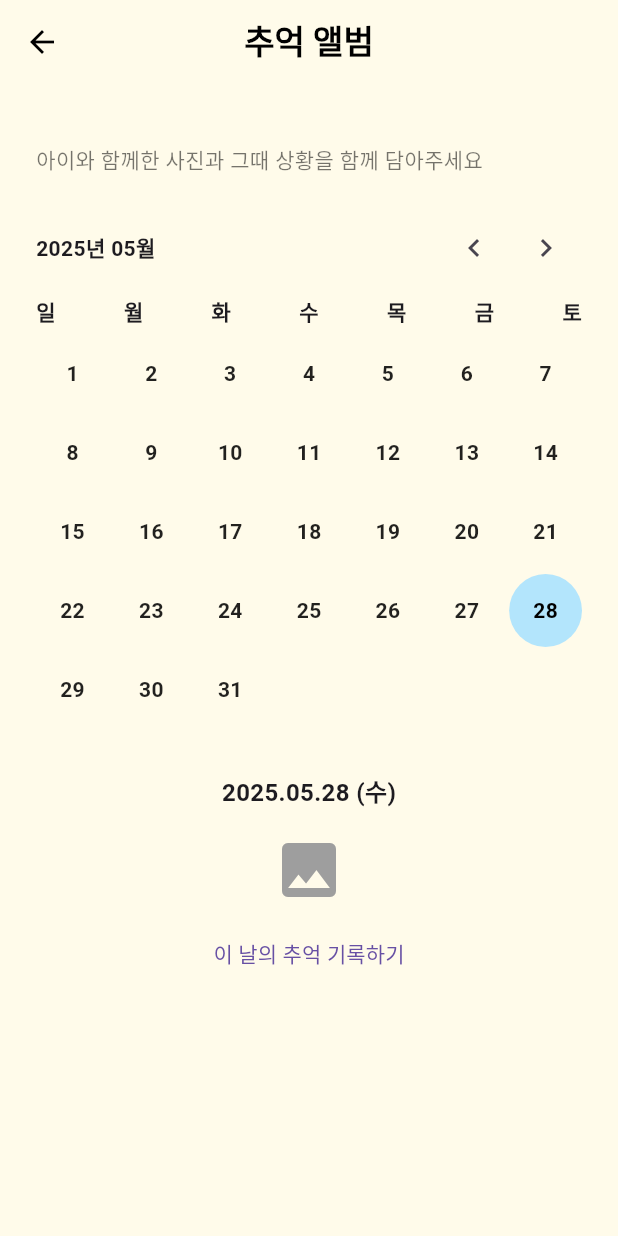
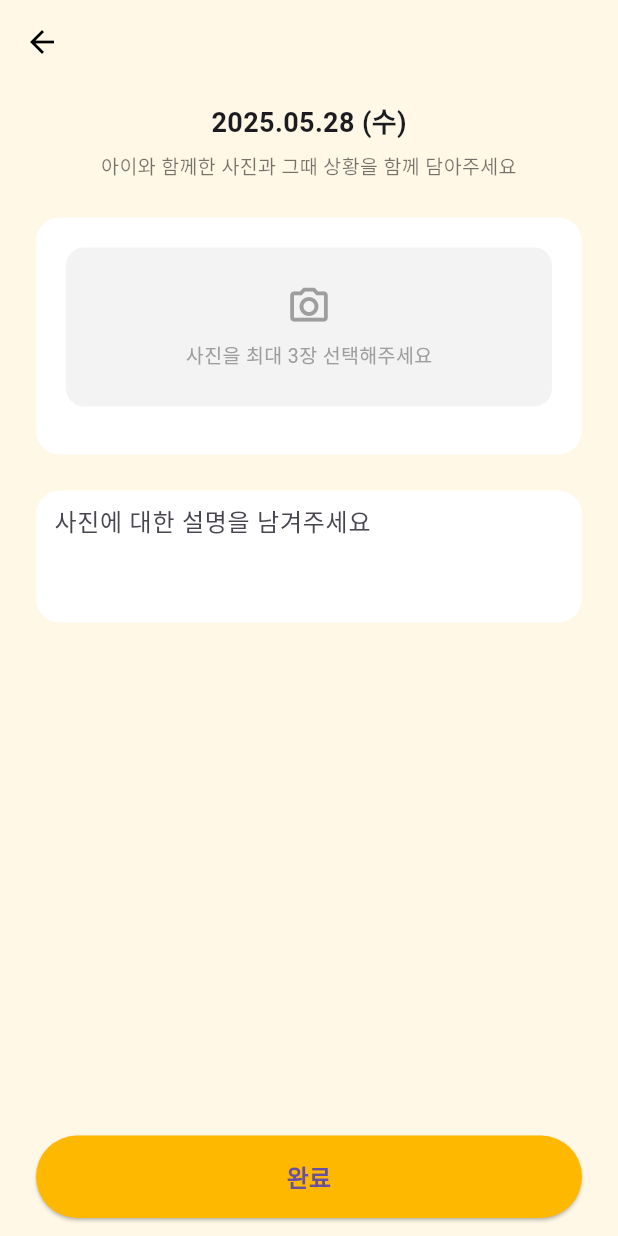
Before and after one commit to kimgundo-Dot/-, a Flutter app: the MemoryAlbumScreen screen opened directly, after a tap on "이 날의 추억 기록하기", on a phone screen of 412 x 824 dp. Run offline on Flutter 3.47's test engine with Material 3 defaults, Android fonts, the phone set to English and light mode, and no system bars; our stand-ins replace image_picker.

Commit message:
망했다

```diff
--- a/lib/child_info_screen.dart
+++ b/lib/child_info_screen.dart
@@ -143,7 +143,7 @@ class _ChildInfoScreenState extends State<ChildInfoScreen> {
                   onPressed: () {
                     Navigator.pushReplacement(
                       context,
-                      MaterialPageRoute(builder: (context) => const MainScreen()),
+                      MaterialPageRoute(builder: (context) => MainScreen()), // const 붙여도 OK면 붙이고
                     );
                   },
                   style: ElevatedButton.styleFrom(
--- /dev/null
+++ b/lib/memory_add_screen.dart
@@ -0,0 +1,200 @@
+import 'dart:io';
+import 'package:flutter/material.dart';
+import 'package:image_picker/image_picker.dart';
+
+class MemoryAddScreen extends StatefulWidget {
+  final DateTime selectedDate;
+
+  const MemoryAddScreen({super.key, required this.selectedDate});
+
+  @override
+  State<MemoryAddScreen> createState() => _MemoryAddScreenState();
+}
+
+class _MemoryAddScreenState extends State<MemoryAddScreen> {
+  final ImagePicker _picker = ImagePicker();
+  List<XFile> _images = [];
+  final TextEditingController _descriptionController = TextEditingController();
+
+  Future<void> _pickImages() async {
+    if (_images.length >= 3) return;
+
+    final picked = await _picker.pickMultiImage();
+    if (picked.isNotEmpty) {
+      setState(() {
+        _images.addAll(picked.take(3 - _images.length));
+      });
+    }
+  }
+
+  void _removeImage(int index) {
+    setState(() {
+      _images.removeAt(index);
+    });
+  }
+
+  @override
+  Widget build(BuildContext context) {
+    final dateStr =
+        "${widget.selectedDate.year}.${widget.selectedDate.month.toString().padLeft(2, '0')}.${widget.selectedDate.day.toString().padLeft(2, '0')} (${_weekdayToKor(widget.selectedDate.weekday)})";
+
+    return Scaffold(
+      backgroundColor: const Color(0xFFFFF8E7), // 부드러운 연노랑
+      appBar: AppBar(
+        backgroundColor: Colors.transparent,
+        elevation: 0,
+        leading: const BackButton(color: Colors.black),
+      ),
+      body: SafeArea(
+        child: Padding(
+          padding: const EdgeInsets.symmetric(horizontal: 24, vertical: 12),
+          child: Column(
+            crossAxisAlignment: CrossAxisAlignment.start,
+            children: [
+              Center(
+                child: Column(
+                  children: [
+                    Text(
+                      dateStr,
+                      style: const TextStyle(
+                        fontWeight: FontWeight.bold,
+                        fontSize: 18,
+                      ),
+                    ),
+                    const SizedBox(height: 6),
+                    const Text(
+                      "아이와 함께한 사진과 그때 상황을 함께 담아주세요",
+                      style: TextStyle(fontSize: 13, color: Colors.black54),
+                      textAlign: TextAlign.center,
+                    ),
+                  ],
+                ),
+              ),
+              const SizedBox(height: 24),
+
+              // 사진 추가 박스
+              Container(
+                padding: const EdgeInsets.all(20),
+                decoration: BoxDecoration(
+                  color: Colors.white,
+                  borderRadius: BorderRadius.circular(16),
+                ),
+                child: Column(
+                  children: [
+                    GestureDetector(
+                      onTap: _pickImages,
+                      child: Container(
+                        width: double.infinity,
+                        padding: const EdgeInsets.symmetric(vertical: 24),
+                        decoration: BoxDecoration(
+                          color: const Color(0xFFF3F3F3),
+                          borderRadius: BorderRadius.circular(12),
+                        ),
+                        child: Column(
+                          mainAxisSize: MainAxisSize.min,
+                          children: const [
+                            Icon(Icons.camera_alt_outlined,
+                                size: 30, color: Colors.grey),
+                            SizedBox(height: 8),
+                            Text(
+                              "사진을 최대 3장 선택해주세요",
+                              style:
+                              TextStyle(fontSize: 13, color: Colors.grey),
+                            ),
+                          ],
+                        ),
+                      ),
+                    ),
+                    const SizedBox(height: 12),
+
+                    // 선택된 이미지들
+                    if (_images.isNotEmpty)
+                      Wrap(
+                        spacing: 10,
+                        runSpacing: 10,
+                        children: List.generate(_images.length, (i) {
+                          return Stack(
+                            children: [
+                              ClipRRect(
+                                borderRadius: BorderRadius.circular(8),
+                                child: Image.file(
+                                  File(_images[i].path),
+                                  width: 80,
+                                  height: 80,
+                                  fit: BoxFit.cover,
+                                ),
+                              ),
+                              Positioned(
+                                top: 0,
+                                right: 0,
+                                child: GestureDetector(
+                                  onTap: () => _removeImage(i),
+                                  child: const CircleAvatar(
+                                    radius: 12,
+                                    backgroundColor: Colors.black54,
+                                    child: Icon(Icons.close,
+                                        size: 14, color: Colors.white),
+                                  ),
+                                ),
+                              ),
+                            ],
+                          );
+                        }),
+                      ),
+                  ],
+                ),
+              ),
+
+              const SizedBox(height: 24),
+
+              // 설명 입력
+              Container(
+                padding: const EdgeInsets.symmetric(horizontal: 12),
+                decoration: BoxDecoration(
+                  color: Colors.white,
+                  borderRadius: BorderRadius.circular(16),
+                ),
+                child: TextField(
+                  controller: _descriptionController,
+                  maxLines: 3,
+                  decoration: const InputDecoration(
+                    border: InputBorder.none,
+                    hintText: "사진에 대한 설명을 남겨주세요",
+                  ),
+                ),
+              ),
+
+              const Spacer(),
+
+              // 완료 버튼
+              SizedBox(
+                width: double.infinity,
+                child: ElevatedButton(
+                  onPressed: () {
+                    Navigator.pop(context);
+                  },
+                  style: ElevatedButton.styleFrom(
+                    backgroundColor: const Color(0xFFFFB800),
+                    shape: RoundedRectangleBorder(
+                      borderRadius: BorderRadius.circular(30),
+                    ),
+                    padding: const EdgeInsets.symmetric(vertical: 16),
+                  ),
+                  child: const Text(
+                    "완료",
+                    style: TextStyle(fontWeight: FontWeight.bold, fontSize: 16),
+                  ),
+                ),
+              ),
+            ],
+          ),
+        ),
+      ),
+    );
+  }
+
+  String _weekdayToKor(int weekday) {
+    const days = ['월', '화', '수', '목', '금', '토', '일'];
+    return days[weekday - 1];
+  }
+}
--- a/lib/memory_album_screen.dart
+++ b/lib/memory_album_screen.dart
@@ -1,4 +1,5 @@
 import 'package:flutter/material.dart';
+import 'memory_add_screen.dart';
 
 class MemoryAlbumScreen extends StatefulWidget {
   const MemoryAlbumScreen({super.key});
@@ -25,27 +26,37 @@ class _MemoryAlbumScreenState extends State<MemoryAlbumScreen> {
         title: const Text('추억 앨범', style: TextStyle(color: Colors.black, fontWeight: FontWeight.bold)),
         centerTitle: true,
       ),
-      body: SafeArea(
-        child: SingleChildScrollView(
-          padding: const EdgeInsets.symmetric(horizontal: 24),
-          child: Column(
+      body: Column(
         crossAxisAlignment: CrossAxisAlignment.start,
         children: [
-              const SizedBox(height: 40),
-              const Text(
+          const Padding(
+            padding: EdgeInsets.symmetric(horizontal: 24),
+            child: Text(
               '아이와 함께한 사진과 그때 상황을 함께 담아주세요',
               style: TextStyle(fontSize: 14, color: Colors.black54),
             ),
+          ),
+          const SizedBox(height: 16),
+
+          // 캘린더
+          Padding(
+            padding: const EdgeInsets.symmetric(horizontal: 24),
+            child: _buildCalendar(),
+          ),
+
           const SizedBox(height: 24),
-              _buildCalendar(),
-              const SizedBox(height: 32),
+
+          // 선택된 날짜
           Center(
             child: Text(
               '${selectedDate.year}.${_pad(selectedDate.month)}.${_pad(selectedDate.day)} (${_getWeekdayKor(selectedDate.weekday)})',
               style: const TextStyle(fontSize: 16, fontWeight: FontWeight.bold),
             ),
           ),
+
           const SizedBox(height: 16),
+
+          // 추억 기록하기 버튼
           Center(
             child: Column(
               children: [
@@ -53,21 +64,26 @@ class _MemoryAlbumScreenState extends State<MemoryAlbumScreen> {
                 const SizedBox(height: 8),
                 TextButton(
                   onPressed: () {
-                        // 이 날의 추억 기록하기 동작
+                    Navigator.push(
+                      context,
+                      MaterialPageRoute(
+                        builder: (_) => MemoryAddScreen(selectedDate: selectedDate),
+                      ),
+                    );
                   },
-                      child: const Text('이 날의 추억 기록하기'),
+                  child: Text(
+                    "이 날의 추억 기록하기",
+                    style: TextStyle(color: Colors.purple),
+                  ),
+                )
+
+              ],
+            ),
           ),
         ],
       ),
-              ),
-              const SizedBox(height: 40),
-            ],
-          ),
-        ),
-      ),
-    ); // <- ✅ Scaffold 닫는 괄호!!
+    );
   }
-
 
   Widget _buildCalendar() {
     int daysInMonth = DateTime(focusedMonth.year, focusedMonth.month + 1, 0).day;
--- a/pubspec.yaml
+++ b/pubspec.yaml
@@ -34,6 +34,7 @@ dependencies:
     sdk: flutter
   intl: ^0.20.2
   table_calendar: ^3.0.9
+  image_picker: ^1.0.4
 
   # The following adds the Cupertino Icons font to your application.
   # Use with the CupertinoIcons class for iOS style icons.
```
Also changed, not shown: pubspec.lock. Lines whose indentation alone changed are shown as unchanged.
